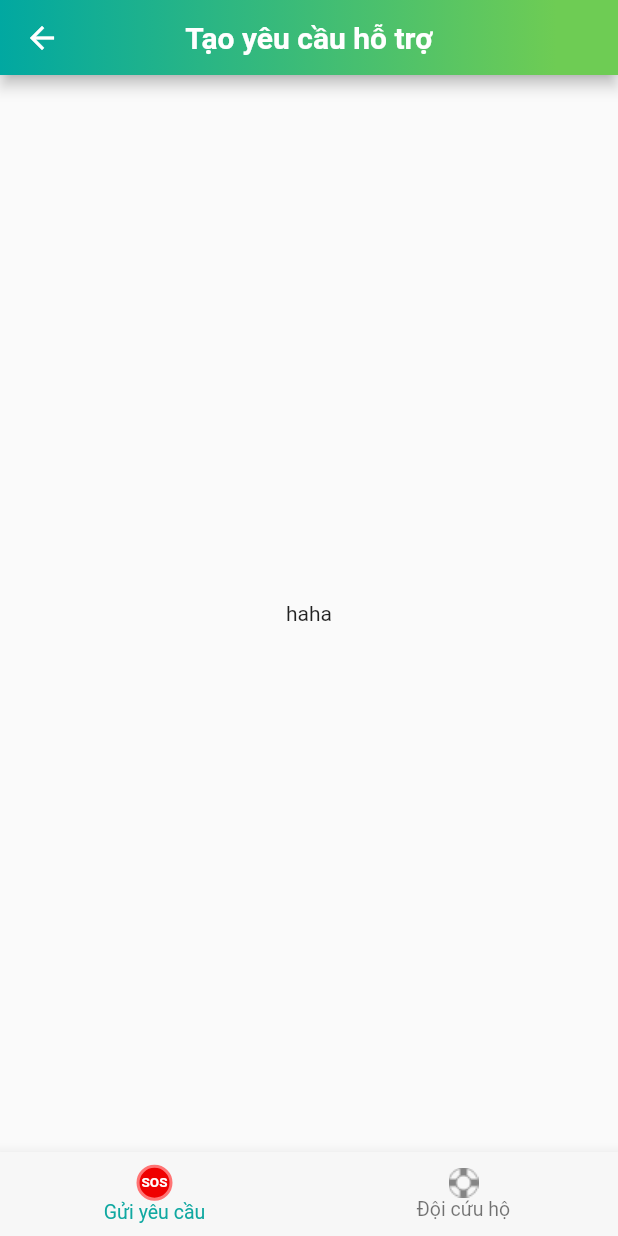
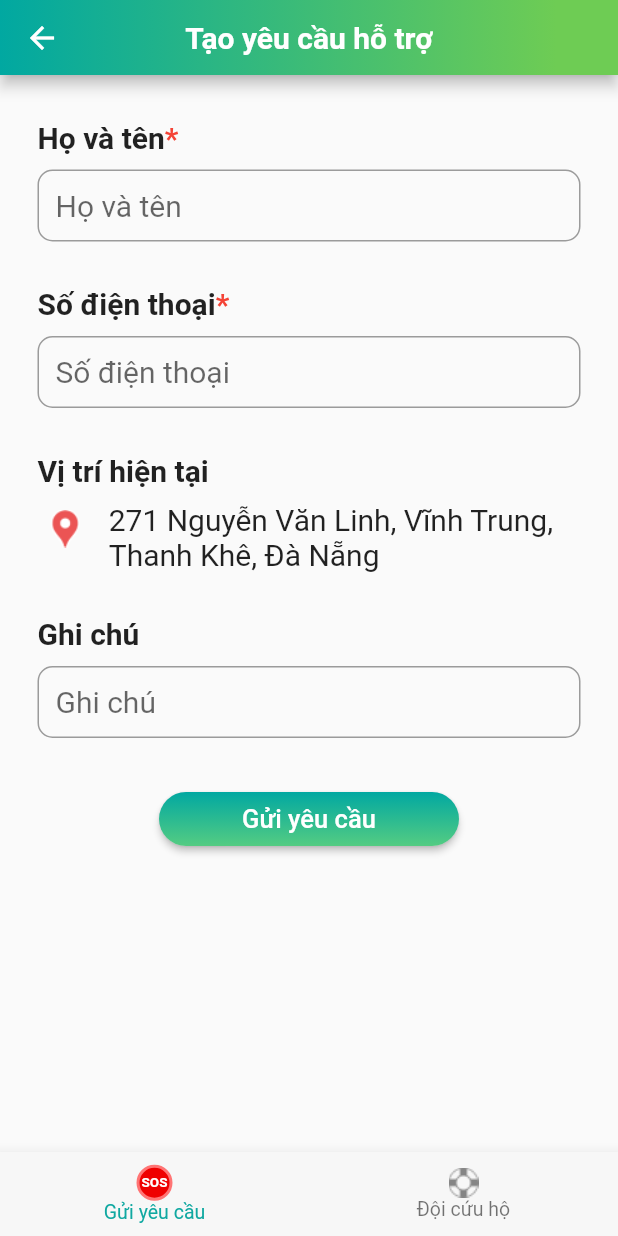
Before and after one commit to gympro159/citizens, a Flutter app: the screen it shows after launch, after a tap on "SOS", on a phone screen of 412 x 824 dp. Run offline on Flutter 3.47's test engine with Material 2 defaults, Android fonts, the phone set to English and light mode, and no system bars; our stand-ins replace shimmer, webview_flutter; network calls fail.

Commit message:
26/11 5:39

```diff
--- a/lib/constants/Config.dart
+++ b/lib/constants/Config.dart
@@ -1 +1 @@
-const API_URL = "http://192.168.220.2:8095";
+const API_URL = "http://192.168.17.2:8095";
--- a/lib/screens/homeScreen.dart
+++ b/lib/screens/homeScreen.dart
@@ -43,6 +43,7 @@ class HomeScreen extends StatelessWidget {
   @override
   Widget build(BuildContext context) {
     return Scaffold(
+      resizeToAvoidBottomPadding: false,
       appBar: GradientAppBarHome(title: title),
       body: Center(
         child: Column(
--- a/lib/screens/supportedRequireScreens/createRequireScreen.dart
+++ b/lib/screens/supportedRequireScreens/createRequireScreen.dart
@@ -1,12 +1,114 @@
+import 'package:citizens/widgets/createRequire/formInput.dart';
 import 'package:flutter/material.dart';
 
-class CreateRequireScreen extends StatelessWidget {
-  const CreateRequireScreen({Key key}) : super(key: key);
+class CreateRequireScreen extends StatefulWidget {
+  CreateRequireScreen({Key key}) : super(key: key);
+
+  @override
+  _CreateRequireScreenState createState() => _CreateRequireScreenState();
+}
+
+class _CreateRequireScreenState extends State<CreateRequireScreen> {
+  TextEditingController _controllerName;
+  TextEditingController _controllerPhone;
+  TextEditingController _controllerNote;
+
+  @override
+  void initState() {
+    super.initState();
+    _controllerName = TextEditingController();
+    _controllerPhone = TextEditingController();
+    _controllerNote = TextEditingController();
+  }
+
+  @override
+  void dispose() {
+    _controllerName.dispose();
+    _controllerPhone.dispose();
+    _controllerNote.dispose();
+    super.dispose();
+  }
 
   @override
   Widget build(BuildContext context) {
-    return Center(
-      child: Text('haha'),
-    );
+    return Padding(
+        padding: EdgeInsets.symmetric(horizontal: 25),
+        child: SingleChildScrollView(
+          child: Column(children: [
+            SizedBox(height: 30),
+            FormInput(
+                controller: _controllerName,
+                title: 'Họ và tên',
+                imposition: true,
+                maxLine: 1),
+            FormInput(
+                controller: _controllerPhone,
+                title: 'Số điện thoại',
+                imposition: true,
+                maxLine: 1,
+                type: TextInputType.number),
+            Padding(
+                padding: EdgeInsets.only(bottom: 30),
+                child: Column(
+                  crossAxisAlignment: CrossAxisAlignment.start,
+                  children: [
+                    Text(
+                      'Vị trí hiện tại',
+                      style:
+                          TextStyle(fontSize: 20, fontWeight: FontWeight.bold),
+                    ),
+                    SizedBox(height: 10),
+                    Row(
+                        crossAxisAlignment: CrossAxisAlignment.start,
+                        children: [
+                          Padding(
+                              padding: EdgeInsets.all(5),
+                              child: Image.asset(
+                                  'lib/assets/images/iconsCreateRequire/gpsHere.png',
+                                  fit: BoxFit.fill,
+                                  height: 25)),
+                          SizedBox(width: 10),
+                          Flexible(
+                            child: Text(
+                              '271 Nguyễn Văn Linh, Vĩnh Trung, Thanh Khê, Đà Nẵng',
+                              style: TextStyle(fontSize: 20),
+                            ),
+                          )
+                        ])
+                  ],
+                )),
+            FormInput(controller: _controllerNote, title: 'Ghi chú'),
+            Center(
+                child: RaisedButton(
+              onPressed: () {},
+              shape: RoundedRectangleBorder(
+                  borderRadius: BorderRadius.circular(80.0)),
+              padding: const EdgeInsets.all(0.0),
+              child: Ink(
+                decoration: const BoxDecoration(
+                  gradient: LinearGradient(
+                      colors: [Color(0xff01A8A1), Color(0xff54CC82)],
+                      begin: const FractionalOffset(0.5, 0.0),
+                      end: const FractionalOffset(0.5, 1.0),
+                      stops: [0.0, 1.0],
+                      tileMode: TileMode.clamp),
+                  borderRadius: BorderRadius.all(Radius.circular(80.0)),
+                ),
+                child: Container(
+                  constraints: const BoxConstraints(
+                      maxWidth: 200.0,
+                      minHeight: 36.0), // min sizes for Material buttons
+                  alignment: Alignment.center,
+                  child: const Text(
+                    'Gửi yêu cầu',
+                    style: TextStyle(color: Colors.white, fontSize: 17),
+                    textAlign: TextAlign.center,
+                  ),
+                ),
+              ),
+            )),
+            Padding(padding: EdgeInsets.only(bottom: 100))
+          ]),
+        ));
   }
 }
--- a/lib/screens/supportedRequireScreens/supportedRequireTab.dart
+++ b/lib/screens/supportedRequireScreens/supportedRequireTab.dart
@@ -20,6 +20,7 @@ class _SupportedRequireTabState extends State<SupportedRequireTab> {
   @override
   Widget build(BuildContext context) {
     return Scaffold(
+      resizeToAvoidBottomPadding: false,
       appBar: GradientAppBar(title: title[_currentIndex]),
       body: screen[_currentIndex],
       bottomNavigationBar: BottomNavigationBar(
--- a/lib/widgets/appBar/appBar.dart
+++ b/lib/widgets/appBar/appBar.dart
@@ -31,20 +31,10 @@ class GradientAppBarHome extends StatelessWidget
                     fontWeight: FontWeight.bold)),
             GestureDetector(
                 onTap: () {},
-                child: Stack(children: [
-                  Icon(
-                    Icons.notifications,
-                    color: Colors.white,
-                    size: 35.0,
-                  ),
-                  Positioned(
-                    // draw a red marble
-                    top: 3.0,
-                    right: 3.0,
-                    child: new Icon(Icons.brightness_1,
-                        size: 14.0, color: Colors.redAccent),
-                  )
-                ])),
+                child: Image.asset(
+                    'lib/assets/images/iconsHome/notification.png',
+                    fit: BoxFit.fill,
+                    height: 28)),
           ],
         ),
         flexibleSpace: Container(
--- /dev/null
+++ b/lib/widgets/createRequire/formInput.dart
@@ -0,0 +1,80 @@
+import 'package:flutter/material.dart';
+
+class FormInput extends StatelessWidget {
+  const FormInput(
+      {Key key,
+      @required TextEditingController controller,
+      @required this.title,
+      this.imposition,
+      this.maxLine,
+      this.type})
+      : _controller = controller,
+        super(key: key);
+
+  final TextEditingController _controller;
+  final String title;
+  final bool imposition;
+  final int maxLine;
+  final TextInputType type;
+
+  @override
+  Widget build(BuildContext context) {
+    return Padding(
+        padding: EdgeInsets.only(bottom: 30),
+        child: Column(
+          children: [
+            Row(
+              children: [
+                Text(
+                  title,
+                  style: TextStyle(fontSize: 20, fontWeight: FontWeight.bold),
+                ),
+                imposition == true
+                    ? Text(
+                        '*',
+                        style: TextStyle(
+                            fontSize: 20,
+                            fontWeight: FontWeight.bold,
+                            color: Colors.red),
+                      )
+                    : SizedBox(),
+              ],
+            ),
+            SizedBox(height: 10),
+            TextField(
+              maxLengthEnforced: false,
+              maxLines: maxLine,
+              keyboardType: type != null ? type : TextInputType.text,
+              controller: _controller,
+              style: TextStyle(fontSize: 20),
+              decoration: new InputDecoration(
+                contentPadding: new EdgeInsets.all(12.0),
+                border: new OutlineInputBorder(
+                    borderSide: new BorderSide(color: Colors.teal),
+                    borderRadius: BorderRadius.circular(10)),
+                hintText: title,
+              ),
+              onSubmitted: (String value) async {
+                await showDialog<void>(
+                  context: context,
+                  builder: (BuildContext context) {
+                    return AlertDialog(
+                      title: const Text('Thanks!'),
+                      content: Text('You typed "$value".'),
+                      actions: <Widget>[
+                        FlatButton(
+                          onPressed: () {
+                            Navigator.pop(context);
+                          },
+                          child: const Text('OK'),
+                        ),
+                      ],
+                    );
+                  },
+                );
+              },
+            )
+          ],
+        ));
+  }
+}
--- a/lib/widgets/home/buttomElement.dart
+++ b/lib/widgets/home/buttomElement.dart
@@ -35,8 +35,9 @@ class ButtonElement extends StatelessWidget {
                             tileMode: TileMode.clamp),
                         borderRadius: BorderRadius.circular(10)),
                     child: Container(
-                      child: Image.asset(imageButtons),
-                      constraints: BoxConstraints(maxWidth: 40, maxHeight: 40),
+                      child: Image.asset(imageButtons,
+                          height: 35, fit: BoxFit.fill),
+                      constraints: BoxConstraints(maxWidth: 45, maxHeight: 45),
                       alignment: Alignment.center,
                     )),
                 Padding(padding: const EdgeInsets.only(top: 5)),
--- a/pubspec.yaml
+++ b/pubspec.yaml
@@ -54,6 +54,7 @@ flutter:
   #   - images/a_dot_ham.jpeg
   assets:
     - lib/assets/images/brand.png
+    - lib/assets/images/iconsHome/notification.png
     - lib/assets/images/iconsHome/camera.png
     - lib/assets/images/iconsHome/danger.png
     - lib/assets/images/iconsHome/hot-line.png
@@ -78,6 +79,7 @@ flutter:
     - lib/assets/images/iconsWarningInfo/icon_7.png
     - lib/assets/images/iconsWarningInfo/icon_8.png
     - lib/assets/images/iconsWarningInfo/time.png
+    - lib/assets/images/iconsCreateRequire/gpsHere.png
   # An image asset can refer to one or more resolution-specific "variants", see
   # https://flutter.dev/assets-and-images/#resolution-aware.
 
```
Also changed, not shown: lib/screens/warningInfoScreens/warningInfoMenuScreen.dart (+61 -16 lines), lib/widgets/warningInfoMenu/shimmer.dart (+6 -6 lines), lib/widgets/warningInfoMenu/warningInfoCard.dart (+7 -7 lines), lib/assets/images/iconsCreateRequire/gpsHere.png (added), lib/assets/images/iconsHome/notification.png (added), pubspec.lock.
